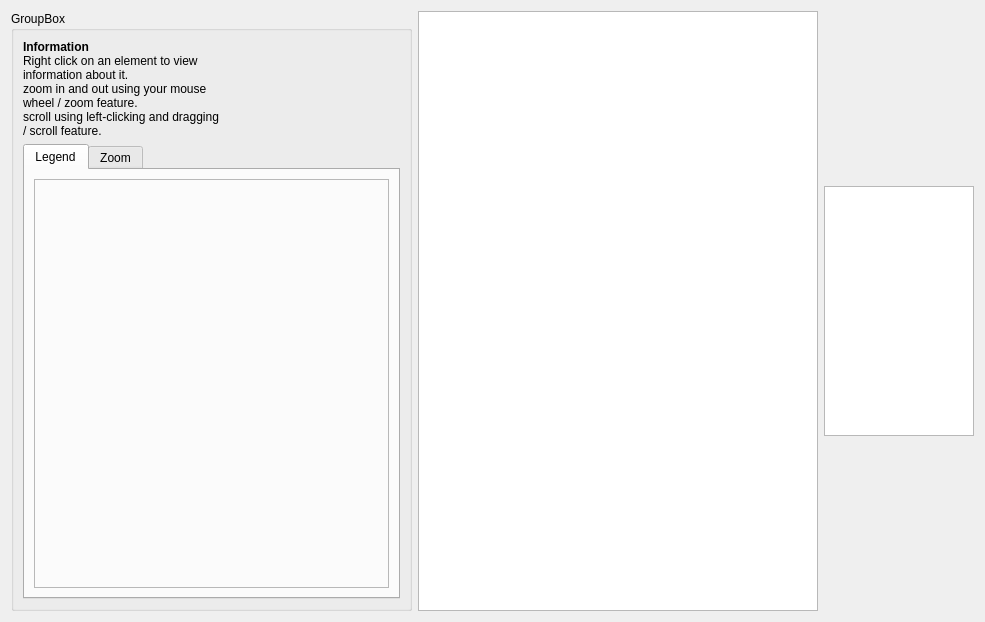
This is src/isotopedialog.ui in KDE/kalzium as Qt 5 draws it before an edit. The edited form follows.
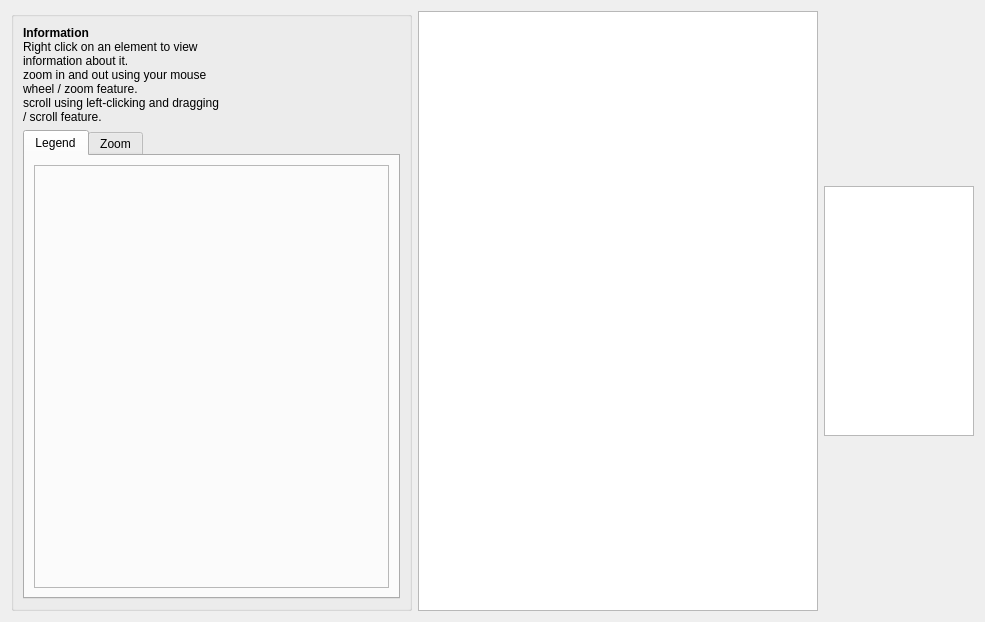
This is the edited form. Custom widgets are drawn as their Qt base class.

Commit message: fix i18n bugs: missing tr( and i18n calls + removed one untranslatable groupbox title CCMAIL:cniehaus@kde.org

```diff
--- a/src/isotopedialog.ui
+++ b/src/isotopedialog.ui
@@ -12,9 +12,6 @@
   <layout class="QGridLayout" name="gridLayout" >
    <item row="0" column="0" >
     <widget class="QGroupBox" name="groupBox" >
-     <property name="title" >
-      <string comment="KDE::DoNotExtract">GroupBox</string>
-     </property>
      <layout class="QVBoxLayout" name="verticalLayout" >
       <item>
        <widget class="QLabel" name="label" >
```
The commit also changes 2 other files.
